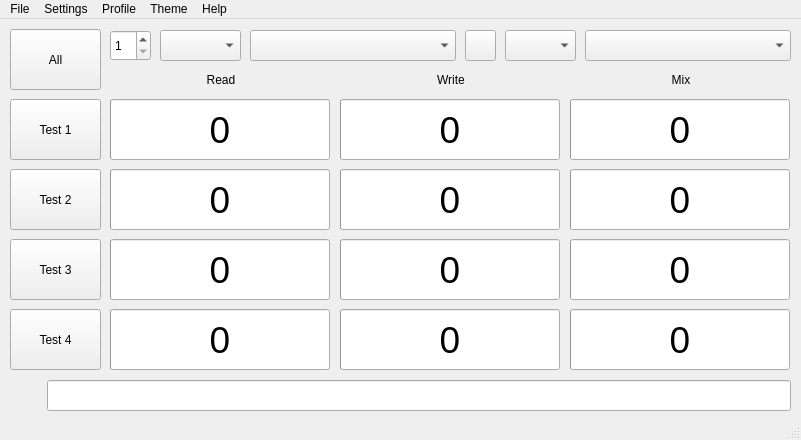
Qt form src/mainwindow.ui (JonMagon/KDiskMark) before a commit.
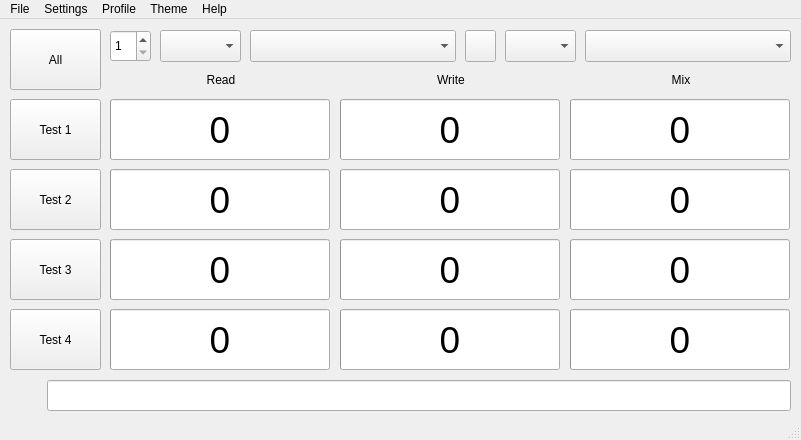
The same form after that commit. Icons and pictures are not drawn.

```diff
--- a/src/mainwindow.ui
+++ b/src/mainwindow.ui
@@ -94,7 +94,7 @@
       <x>110</x>
       <y>10</y>
       <width>681</width>
-      <height>33</height>
+      <height>34</height>
      </rect>
     </property>
     <layout class="QHBoxLayout" name="targetLayout">
@@ -109,7 +109,7 @@
        <property name="minimumSize">
         <size>
          <width>0</width>
-         <height>31</height>
+         <height>32</height>
         </size>
        </property>
        <property name="maximumSize">
@@ -140,7 +140,7 @@
        <property name="minimumSize">
         <size>
          <width>0</width>
-         <height>31</height>
+         <height>32</height>
         </size>
        </property>
        <property name="maximumSize">
@@ -159,7 +159,7 @@
        <property name="minimumSize">
         <size>
          <width>0</width>
-         <height>31</height>
+         <height>32</height>
         </size>
        </property>
        <property name="editable">
@@ -175,7 +175,7 @@
        <property name="minimumSize">
         <size>
          <width>0</width>
-         <height>31</height>
+         <height>32</height>
         </size>
        </property>
        <property name="maximumSize">
@@ -201,7 +201,7 @@
        <property name="minimumSize">
         <size>
          <width>0</width>
-         <height>31</height>
+         <height>32</height>
         </size>
        </property>
        <property name="maximumSize">
@@ -243,7 +243,7 @@
        <property name="minimumSize">
         <size>
          <width>0</width>
-         <height>31</height>
+         <height>32</height>
         </size>
        </property>
       </widget>
```
Left out of the diff: 17 changed lines with no effect on the pictures. Lines whose indentation alone changed are shown as unchanged.
